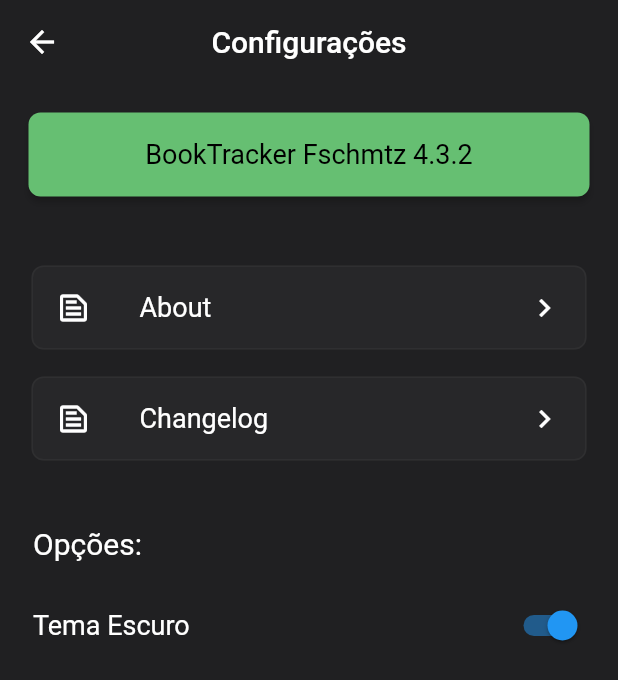
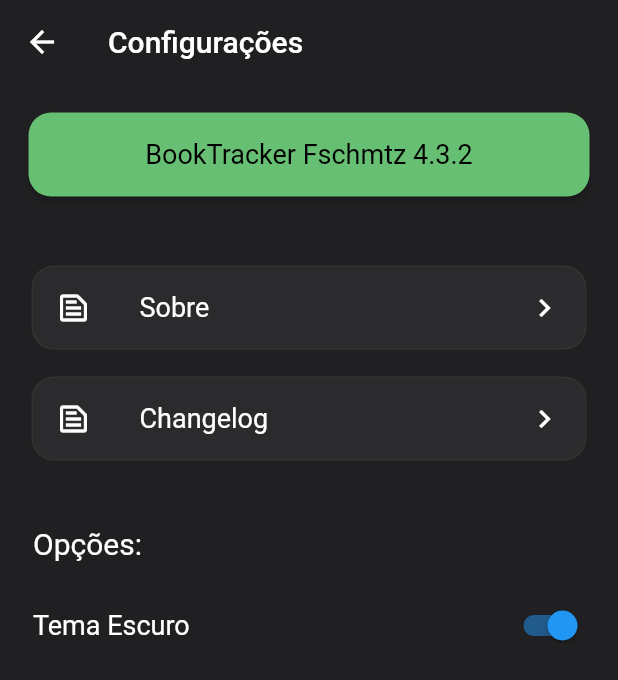
Before and after one commit to Fschmatz/booktrackerv2, a Flutter app: the Configs screen opened directly, on a phone screen of 412 x 824 dp. Shown: the top 680 px of the screen. Run offline on Flutter 3.47's test engine with Material 2 defaults, Android fonts, the phone set to English and light mode, and no system bars; our stand-ins replace flutter_native_image, image_picker, shared_preferences, sqflite; missing offline and left inert: a package; accounts and stored records are empty.

Commit message:
Update 4.3.2

```diff
--- a/lib/pages/about.dart
+++ b/lib/pages/about.dart
@@ -10,7 +10,6 @@
 
         appBar: AppBar(
           title: Text("Sobre"),
-          centerTitle: true,
           elevation: 0.0,
         ),
 
--- a/lib/pages/changelog.dart
+++ b/lib/pages/changelog.dart
@@ -7,7 +7,6 @@
     return Scaffold(
         appBar: AppBar(
           title: Text("Changelog"),
-          centerTitle: true,
           elevation: 0.0,
         ),
         body: ListView(children: <Widget>[
--- a/lib/pages/configs.dart
+++ b/lib/pages/configs.dart
@@ -21,7 +21,6 @@
 
         appBar: AppBar(
           title: Text("Configurações"),
-          centerTitle: true,
           elevation: 0.0,
         ),
 
@@ -34,7 +33,7 @@
             children: <Widget>[
               Card(
                 shape: RoundedRectangleBorder(
-                  borderRadius: BorderRadius.all(Radius.circular(8)),
+                  borderRadius: BorderRadius.all(Radius.circular(15)),
                 ),
                 elevation: 2.0,
                 margin: const EdgeInsets.all(2.0),
@@ -55,7 +54,7 @@
               Card(
                 elevation: 0,
                 shape: RoundedRectangleBorder(
-                  borderRadius: BorderRadius.all(Radius.circular(8)),
+                  borderRadius: BorderRadius.all(Radius.circular(15)),
                   side: BorderSide(
                     color:  Colors.grey[800].withOpacity(0.3),
                     width: 1,
@@ -63,12 +62,12 @@
                 ),
                 child: ListTile(
                   shape: RoundedRectangleBorder(
-                    borderRadius: BorderRadius.all(Radius.circular(8)),
+                    borderRadius: BorderRadius.all(Radius.circular(15)),
                   ),
                   leading: Icon(Icons.text_snippet_outlined),
                   trailing: Icon(Icons.keyboard_arrow_right),
                   title: Text(
-                    "About",
+                    "Sobre",
                     style: TextStyle(fontSize: 18),
                   ),
                   onTap: () {
@@ -87,7 +86,7 @@
               Card(
                 elevation: 0,
                 shape: RoundedRectangleBorder(
-                  borderRadius: BorderRadius.all(Radius.circular(8)),
+                  borderRadius: BorderRadius.all(Radius.circular(15)),
                   side: BorderSide(
                     color:  Colors.grey[800].withOpacity(0.3),
                     width: 1,
@@ -95,7 +94,7 @@
                 ),
                 child: ListTile(
                   shape: RoundedRectangleBorder(
-                    borderRadius: BorderRadius.all(Radius.circular(8)),
+                    borderRadius: BorderRadius.all(Radius.circular(15)),
                   ),
                   leading: Icon(Icons.text_snippet_outlined),
                   trailing: Icon(Icons.keyboard_arrow_right),
```
Also changed, not shown: lib/pages/home.dart (+6 -6 lines), lib/ui/cardLivro.dart (+10 -10 lines), lib/util/theme.dart (+4 -4 lines).
